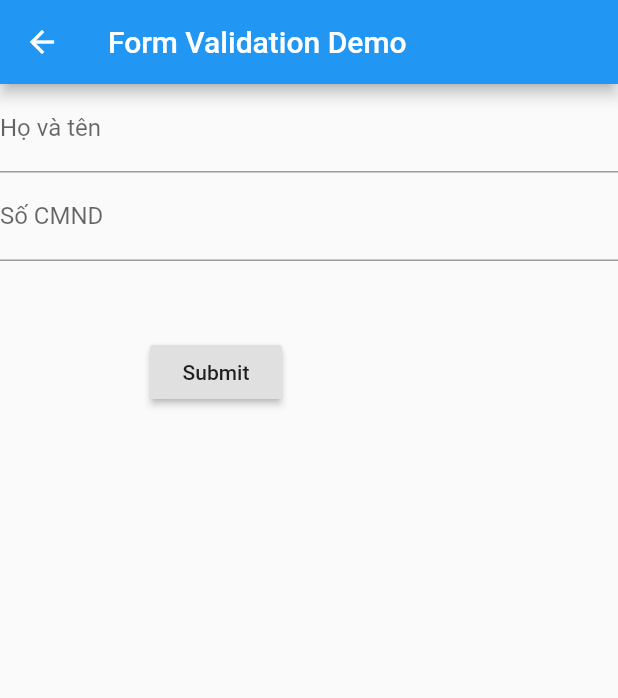
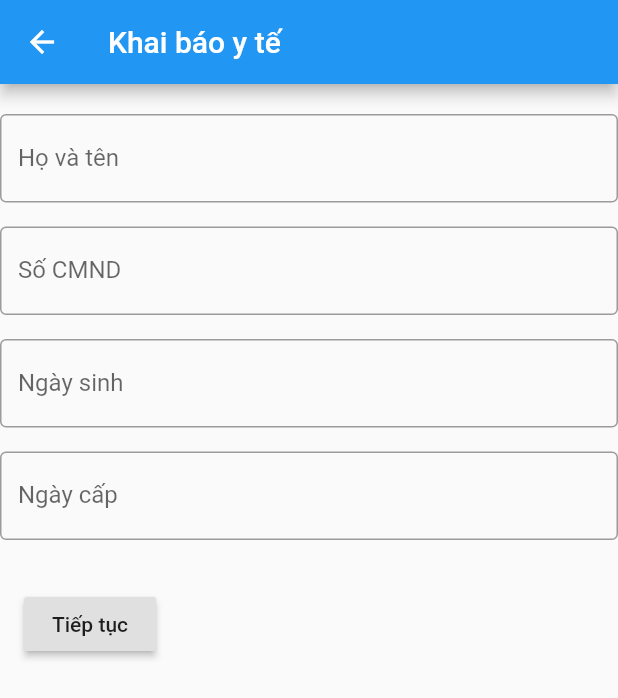
Before and after one commit to phanthingocanh/ADN-Mobile, a Flutter app: the FillInforRoute screen opened by its route, on a phone screen of 412 x 824 dp. Shown: the top 698 px of the screen. Run offline on Flutter 3.47's test engine with Material 2 defaults, Android fonts, the phone set to English and light mode, and no system bars; drawn by our look-alikes of datetime_picker_formfield; our stand-ins replace email_validator, validators.

Commit message:
validMobilephone_Email/Add datepicker

```diff
--- a/lib/constants/routes.dart
+++ b/lib/constants/routes.dart
@@ -1,12 +1,13 @@
 import 'package:adnproject/constants/strings.dart';
 import 'package:adnproject/screens/intro/intro.dart';
 import 'package:adnproject/screens/information/fill_info.dart';
+import 'package:adnproject/screens/information/fill_email_phone.dart';
 import 'package:flutter/widgets.dart';
 
 final Map<String, WidgetBuilder> routesMap = <String, WidgetBuilder>{
   RouteStrings.home: (BuildContext context) => IntroRoute(),
   RouteStrings.selectImage: (BuildContext context) => SelectImageRoute(),
   RouteStrings.fillForm: (BuildContext context) => FillInforRoute(),
-
+  RouteStrings.fillFormEmailPhone: (BuildContext context) => FillEmailPhoneRoute(),
 
 };
--- a/lib/constants/strings.dart
+++ b/lib/constants/strings.dart
@@ -5,7 +5,7 @@ class Strings {
 
   static const String selectIdCardImage = 'Select ID Card Image';
 
-  static const String formTitle = 'Form Validation Demo';
+  static const String formTitle = 'Khai báo y tế';
 
 }
 
@@ -16,5 +16,7 @@ class RouteStrings {
 
   static const String fillForm = '/fillForm';
 
+  static const String fillFormEmailPhone = '/fillFormEmailPhone';
+
 
 }
--- a/lib/main.dart
+++ b/lib/main.dart
@@ -14,6 +14,9 @@ class ADNApp extends StatelessWidget {
       title: Strings.appTitle,
       initialRoute: RouteStrings.home,
       routes: routesMap,
+      theme: ThemeData.light().copyWith(
+          inputDecorationTheme:
+              InputDecorationTheme(border: OutlineInputBorder())),
     );
   }
 }
--- a/lib/screens/information/fill_info.dart
+++ b/lib/screens/information/fill_info.dart
@@ -1,8 +1,9 @@
 import 'package:adnproject/constants/strings.dart';
-// import 'package:datetime_picker_formfield/datetime_picker_formfield.dart';
-// import 'package:flutter/material.dart';
+import 'package:datetime_picker_formfield/datetime_picker_formfield.dart';
 import 'package:flutter/material.dart';
 import 'package:validators/validators.dart' as validate;
+import 'package:intl/intl.dart';
+// import 'package:datetime_picker_formfield/datetime_picker_formfield.dart' as datetime_picker_formfield;
 
 class SelectImageRoute extends StatelessWidget {
   @override
@@ -18,15 +19,13 @@ class SelectImageRoute extends StatelessWidget {
   }
 }
 
-// import 'package:intl/intl.dart' as intl;
-// import 'package:datetime_picker_formfield/datetime_picker_formfield.dart' as datetime_picker_formfield;
-
-
 class FillInforRoute extends StatelessWidget {
   @override
   Widget build(BuildContext context) {
     // final appTitle = 'Form Validation Demo';
-
+      Color hexToColor(String code) {
+            return new Color(int.parse(code.substring(1, 7), radix: 16) + 0xFF000000);
+          }
     return Scaffold(
         appBar: AppBar(
           title: Text(Strings.formTitle),
@@ -53,7 +52,7 @@ class MyCustomFormState extends State<MyCustomForm> {
   // Note: This is a GlobalKey<FormState>,
   // not a GlobalKey<MyCustomFormState>.
   final _formKey = GlobalKey<FormState>();
-  // final format = intl.DateFormat("yyyy-MM-dd");
+  final format = DateFormat("yyyy-MM-dd");
   @override
   Widget build(BuildContext context) {
     // Build a Form widget using the _formKey created above.
@@ -62,6 +61,7 @@ class MyCustomFormState extends State<MyCustomForm> {
       child: Column(
         crossAxisAlignment: CrossAxisAlignment.start,
         children: <Widget>[
+          Padding(padding: EdgeInsets.all(10.0)),
           TextFormField(
             decoration: InputDecoration(
               labelText: 'Họ và tên'
@@ -73,6 +73,8 @@ class MyCustomFormState extends State<MyCustomForm> {
               return null;
             },
           ),
+          SizedBox(height: 16.0),
+
           TextFormField(
             decoration: InputDecoration(
               labelText: 'Số CMND'
@@ -85,19 +87,51 @@ class MyCustomFormState extends State<MyCustomForm> {
             },
           ),
           //
+          SizedBox(height: 16.0),
+          DateTimeField(
+            decoration: InputDecoration(
+              labelText: 'Ngày sinh'
+            ),
+            format: format,
+            onShowPicker: (context, currentValue) {
+              return showDatePicker(
+                  context: context,
+                  firstDate: DateTime(1900),
+                  initialDate: currentValue ?? DateTime.now(),
+                  lastDate: DateTime(2100));
+            },
+          ),
+          SizedBox(height: 16.0),
+          DateTimeField(
+            decoration: InputDecoration(
+              labelText: 'Ngày cấp'
+            ),
+            format: format,
+            onShowPicker: (context, currentValue) {
+              return showDatePicker(
+                  context: context,
+                  firstDate: DateTime(1900),
+                  initialDate: currentValue ?? DateTime.now(),
+                  lastDate: DateTime(2100));
+            },
+          ),
+          SizedBox(height: 16.0),
           Padding(
-            padding: const EdgeInsets.symmetric(vertical: 50.0, horizontal: 100.0),
+            padding: EdgeInsets.all(16.0),
+            // padding: const EdgeInsets.symmetric(vertical: 50.0, horizontal: 100.0),
             child: RaisedButton(
               onPressed: () {
                 // Validate returns true if the form is valid, or false
                 // otherwise.
                 if (_formKey.currentState.validate()) {
                   // If the form is valid, display a Snackbar.
-                  Scaffold.of(context)
-                      .showSnackBar(SnackBar(content: Text('Processing Data')));
+                  // Scaffold.of(context)
+                  //     .showSnackBar(SnackBar(content: Text('Processing Data')));
+                  Navigator.pushNamed(context, RouteStrings.fillFormEmailPhone);
+
                 }
               },
-              child: Text('Submit'),
+              child: Text('Tiếp tục'),
             ),
           ),
         ],
--- a/pubspec.yaml
+++ b/pubspec.yaml
@@ -24,7 +24,7 @@ dependencies:
   path:
   validators: ^2.0.0
   datetime_picker_formfield: ^1.0.0
-
+  email_validator: '^1.0.0'
   # The following adds the Cupertino Icons font to your application.
   # Use with the CupertinoIcons class for iOS style icons.
   cupertino_icons: ^0.1.2
```
Also changed, not shown: lib/screens/information/fill_email_phone.dart (added, +108 -0 lines), pubspec.lock.
